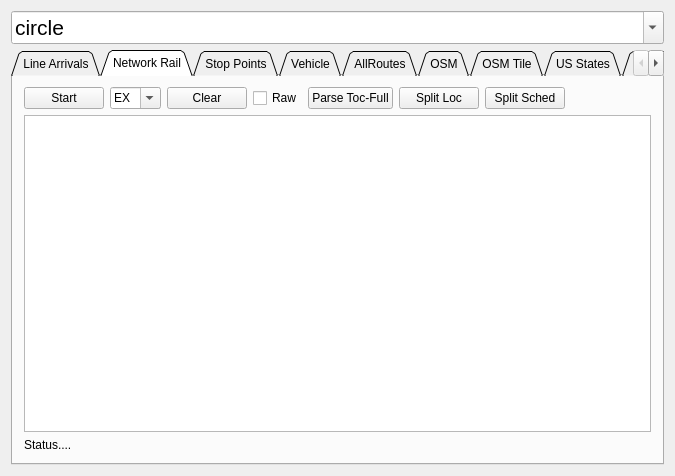
Old version of the form Widget.ui in the repository Enthusiastic-Coder/tflTest.
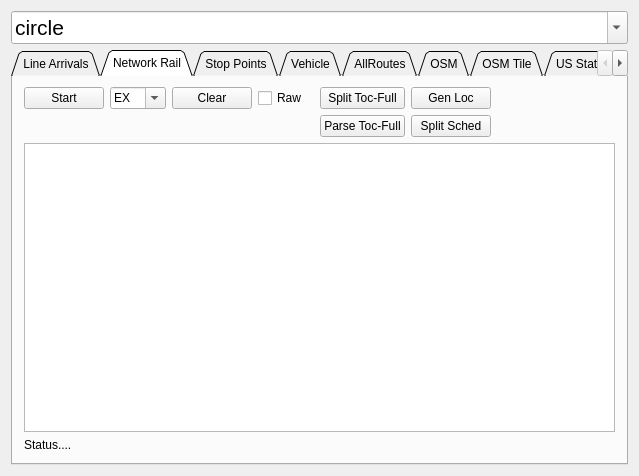
New version of the form.

Commit message: split full toc into separate key files

The edit to the form file:
```diff
--- a/Widget.ui
+++ b/Widget.ui
@@ -6,7 +6,7 @@
    <rect>
     <x>0</x>
     <y>0</y>
-    <width>675</width>
+    <width>639</width>
     <height>476</height>
    </rect>
   </property>
@@ -248,23 +248,10 @@
        <item row="2" column="0" colspan="8">
         <widget class="QTextBrowser" name="textBrowser_NetworkRail"/>
        </item>
-       <item row="0" column="7">
-        <spacer name="horizontalSpacer_7">
-         <property name="orientation">
-          <enum>Qt::Orientation::Horizontal</enum>
-         </property>
-         <property name="sizeHint" stdset="0">
-          <size>
-           <width>40</width>
-           <height>20</height>
-          </size>
-         </property>
-        </spacer>
-       </item>
        <item row="0" column="5">
         <widget class="QPushButton" name="pushButton_SplitTocLoc">
          <property name="text">
-          <string>Split Loc</string>
+          <string>Gen Loc</string>
          </property>
         </widget>
        </item>
@@ -275,20 +262,27 @@
          </property>
         </widget>
        </item>
-       <item row="0" column="4">
-        <widget class="QPushButton" name="pushButton_ParseTocFull">
-         <property name="text">
-          <string>Parse Toc-Full</string>
-         </property>
-        </widget>
-       </item>
-       <item row="0" column="6">
+       <item row="1" column="5">
         <widget class="QPushButton" name="pushButton_SplitTocSched">
          <property name="text">
           <string>Split Sched</string>
          </property>
         </widget>
        </item>
+       <item row="1" column="4">
+        <widget class="QPushButton" name="pushButton_ParseTocFull">
+         <property name="text">
+          <string>Parse Toc-Full</string>
+         </property>
+        </widget>
+       </item>
+       <item row="0" column="4">
+        <widget class="QPushButton" name="pushButton_SplitTocFull">
+         <property name="text">
+          <string>Split Toc-Full</string>
+         </property>
+        </widget>
+       </item>
       </layout>
      </widget>
      <widget class="QWidget" name="tab_2">
```
Left out of the diff: 4 changed lines with no effect on the pictures. The commit also changes 3 other files.
